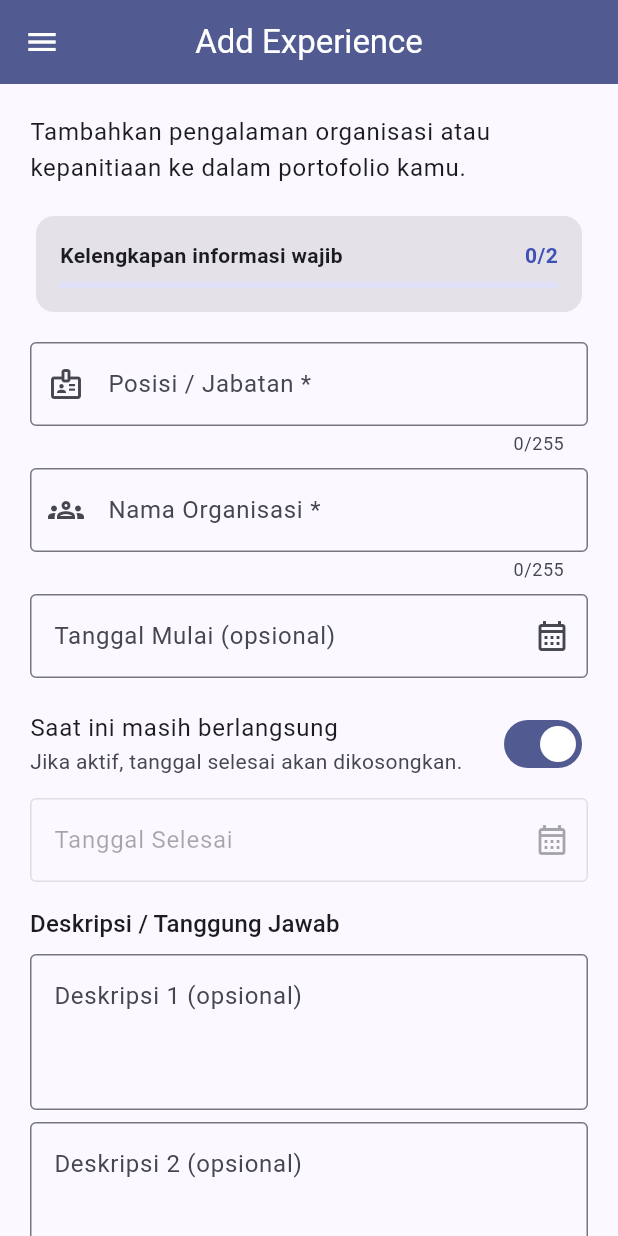
After one commit to seanve1/-myportofolio_mobile, a Flutter app: the ExperienceFormPage screen opened directly, on a phone screen of 412 x 824 dp. The commit adds this screen. Run offline on Flutter 3.47's test engine with Material 3 defaults, Android fonts, the phone set to English and light mode, and no system bars.

Commit message:
feat: add experience form with validation and responsive navigation

```diff
--- /dev/null
+++ b/lib/screens/experience_form.dart
@@ -0,0 +1,442 @@
+import 'package:flutter/material.dart';
+import 'package:myportofolio_mobile/widgets/left_drawer.dart';
+
+class ExperienceFormPage extends StatefulWidget {
+  const ExperienceFormPage({super.key});
+
+  @override
+  State<ExperienceFormPage> createState() => _ExperienceFormPageState();
+}
+
+class _ExperienceFormPageState extends State<ExperienceFormPage> {
+  final _formKey = GlobalKey<FormState>();
+
+  final _titleController = TextEditingController();
+  final _organizationController = TextEditingController();
+  final _description1Controller = TextEditingController();
+  final _description2Controller = TextEditingController();
+  final _description3Controller = TextEditingController();
+  final _thumbnailController = TextEditingController();
+  final _startedAtController = TextEditingController();
+  final _endedAtController = TextEditingController();
+
+  DateTime? _startedAt;
+  DateTime? _endedAt;
+
+  // ended_at == null berarti pengalaman masih berlangsung pada model Django.
+  bool _isOngoing = true;
+
+  int get _completedRequiredFields {
+    final titleComplete = _titleController.text.trim().isNotEmpty;
+    final organizationComplete = _organizationController.text.trim().isNotEmpty;
+    return (titleComplete ? 1 : 0) + (organizationComplete ? 1 : 0);
+  }
+
+  @override
+  void dispose() {
+    _titleController.dispose();
+    _organizationController.dispose();
+    _description1Controller.dispose();
+    _description2Controller.dispose();
+    _description3Controller.dispose();
+    _thumbnailController.dispose();
+    _startedAtController.dispose();
+    _endedAtController.dispose();
+    super.dispose();
+  }
+
+  String? _validateRequiredText(String? value, String label) {
+    final text = value?.trim() ?? '';
+    if (text.isEmpty) {
+      return '$label wajib diisi.';
+    }
+    if (text.length > 255) {
+      return '$label maksimal 255 karakter.';
+    }
+    return null;
+  }
+
+  String? _validateThumbnail(String? value) {
+    final url = value?.trim() ?? '';
+    if (url.isEmpty) return null;
+
+    if (url.length > 200) {
+      return 'URL logo maksimal 200 karakter.';
+    }
+
+    final uri = Uri.tryParse(url);
+    final validScheme =
+        uri != null &&
+        (uri.scheme == 'http' || uri.scheme == 'https') &&
+        uri.hasAuthority &&
+        uri.host.isNotEmpty;
+
+    if (!validScheme) {
+      return 'Masukkan URL logo yang valid (http:// atau https://).';
+    }
+    return null;
+  }
+
+  String? _validateEndDate(String? value) {
+    if (_isOngoing) return null;
+
+    if (_endedAt == null) {
+      return 'Pilih tanggal selesai atau tandai masih berlangsung.';
+    }
+
+    if (_startedAt != null && _endedAt!.isBefore(_startedAt!)) {
+      return 'Tanggal selesai tidak boleh sebelum tanggal mulai.';
+    }
+    return null;
+  }
+
+  Future<void> _pickDate({required bool isStartDate}) async {
+    final currentValue = isStartDate ? _startedAt : _endedAt;
+    final pickedDate = await showDatePicker(
+      context: context,
+      initialDate: currentValue ?? DateTime.now(),
+      firstDate: DateTime(1950),
+      lastDate: DateTime(2100),
+      helpText: isStartDate ? 'Pilih tanggal mulai' : 'Pilih tanggal selesai',
+    );
+
+    if (pickedDate == null || !mounted) return;
+
+    setState(() {
+      if (isStartDate) {
+        _startedAt = pickedDate;
+        _startedAtController.text = _formatDate(pickedDate);
+      } else {
+        _endedAt = pickedDate;
+        _endedAtController.text = _formatDate(pickedDate);
+      }
+    });
+  }
+
+  String _formatDate(DateTime? date) {
+    if (date == null) return 'Belum ditentukan';
+    final day = date.day.toString().padLeft(2, '0');
+    final month = date.month.toString().padLeft(2, '0');
+    return '$day/$month/${date.year}';
+  }
+
+  Widget _buildDateField({
+    required String label,
+    required TextEditingController controller,
+    required VoidCallback onTap,
+    String? Function(String?)? validator,
+    bool enabled = true,
+  }) {
+    return TextFormField(
+      controller: controller,
+      readOnly: true,
+      enabled: enabled,
+      onTap: enabled ? onTap : null,
+      validator: validator,
+      decoration: InputDecoration(
+        labelText: label,
+        hintText: 'Pilih tanggal',
+        border: const OutlineInputBorder(),
+        suffixIcon: const Icon(Icons.calendar_month_outlined),
+      ),
+    );
+  }
+
+  Widget _buildSummaryItem(String label, String value) {
+    return Padding(
+      padding: const EdgeInsets.only(bottom: 12),
+      child: Column(
+        crossAxisAlignment: CrossAxisAlignment.start,
+        children: [
+          Text(
+            label,
+            style: const TextStyle(
+              fontWeight: FontWeight.bold,
+              color: Colors.indigo,
+            ),
+          ),
+          const SizedBox(height: 3),
+          Text(value.isEmpty ? 'Tidak diisi' : value),
+        ],
+      ),
+    );
+  }
+
+  void _saveExperience() {
+    if (!_formKey.currentState!.validate()) return;
+
+    final period = _isOngoing
+        ? '${_formatDate(_startedAt)} – Sekarang'
+        : '${_formatDate(_startedAt)} – ${_formatDate(_endedAt)}';
+
+    showDialog<void>(
+      context: context,
+      builder: (dialogContext) => AlertDialog(
+        title: const Row(
+          children: [
+            Icon(Icons.work_history_outlined, color: Colors.indigo),
+            SizedBox(width: 8),
+            Expanded(child: Text('Ringkasan Experience')),
+          ],
+        ),
+        content: ConstrainedBox(
+          constraints: const BoxConstraints(maxWidth: 420),
+          child: SingleChildScrollView(
+            child: Column(
+              mainAxisSize: MainAxisSize.min,
+              crossAxisAlignment: CrossAxisAlignment.start,
+              children: [
+                _buildSummaryItem('Posisi', _titleController.text.trim()),
+                _buildSummaryItem(
+                  'Organisasi',
+                  _organizationController.text.trim(),
+                ),
+                _buildSummaryItem('Periode', period),
+                _buildSummaryItem(
+                  'Deskripsi 1',
+                  _description1Controller.text.trim(),
+                ),
+                _buildSummaryItem(
+                  'Deskripsi 2',
+                  _description2Controller.text.trim(),
+                ),
+                _buildSummaryItem(
+                  'Deskripsi 3',
+                  _description3Controller.text.trim(),
+                ),
+                _buildSummaryItem('URL Logo', _thumbnailController.text.trim()),
+                _buildSummaryItem(
+                  'Status',
+                  _isOngoing ? 'Sedang berlangsung' : 'Selesai',
+                ),
+              ],
+            ),
+          ),
+        ),
+        actions: [
+          TextButton(
+            onPressed: () => Navigator.pop(dialogContext),
+            child: const Text('Tutup'),
+          ),
+        ],
+      ),
+    );
+  }
+
+  @override
+  Widget build(BuildContext context) {
+    final progress = _completedRequiredFields / 2;
+
+    return Scaffold(
+      appBar: AppBar(
+        title: const Text('Add Experience'),
+        centerTitle: true,
+        backgroundColor: Theme.of(context).colorScheme.primary,
+        foregroundColor: Colors.white,
+      ),
+      drawer: const LeftDrawer(),
+      body: Form(
+        key: _formKey,
+        child: SingleChildScrollView(
+          keyboardDismissBehavior: ScrollViewKeyboardDismissBehavior.onDrag,
+          child: Center(
+            child: ConstrainedBox(
+              constraints: const BoxConstraints(maxWidth: 680),
+              child: Padding(
+                padding: const EdgeInsets.all(20),
+                child: Column(
+                  crossAxisAlignment: CrossAxisAlignment.stretch,
+                  children: [
+                    Text(
+                      'Tambahkan pengalaman organisasi atau kepanitiaan '
+                      'ke dalam portofolio kamu.',
+                      style: Theme.of(context).textTheme.bodyLarge,
+                    ),
+                    const SizedBox(height: 16),
+                    Card(
+                      elevation: 0,
+                      color: Theme.of(context)
+                          .colorScheme
+                          .surfaceContainerHighest,
+                      child: Padding(
+                        padding: const EdgeInsets.all(16),
+                        child: Column(
+                          crossAxisAlignment: CrossAxisAlignment.start,
+                          children: [
+                            Row(
+                              mainAxisAlignment: MainAxisAlignment.spaceBetween,
+                              children: [
+                                // Expanded membuat label membungkus ke baris
+                                // berikutnya, bukan memaksa Row melebar.
+                                const Expanded(
+                                  child: Text(
+                                    'Kelengkapan informasi wajib',
+                                    softWrap: true,
+                                    style: TextStyle(
+                                      fontWeight: FontWeight.w600,
+                                    ),
+                                  ),
+                                ),
+                                const SizedBox(width: 8),
+                                Text(
+                                  '$_completedRequiredFields/2',
+                                  style: const TextStyle(
+                                    fontWeight: FontWeight.bold,
+                                    color: Colors.indigo,
+                                  ),
+                                ),
+                              ],
+                            ),
+                            const SizedBox(height: 8),
+                            LinearProgressIndicator(value: progress),
+                          ],
+                        ),
+                      ),
+                    ),
+                    const SizedBox(height: 16),
+                    TextFormField(
+                      key: const ValueKey('experience-title'),
+                      controller: _titleController,
+                      maxLength: 255,
+                      textInputAction: TextInputAction.next,
+                      decoration: const InputDecoration(
+                        labelText: 'Posisi / Jabatan *',
+                        hintText: 'Contoh: Vice Project Officer',
+                        border: OutlineInputBorder(),
+                        prefixIcon: Icon(Icons.badge_outlined),
+                      ),
+                      validator: (value) =>
+                          _validateRequiredText(value, 'Posisi / Jabatan'),
+                      onChanged: (_) => setState(() {}),
+                    ),
+                    const SizedBox(height: 8),
+                    TextFormField(
+                      key: const ValueKey('experience-organization'),
+                      controller: _organizationController,
+                      maxLength: 255,
+                      textInputAction: TextInputAction.next,
+                      decoration: const InputDecoration(
+                        labelText: 'Nama Organisasi *',
+                        hintText: 'Contoh: Open House Fasilkom UI 2026',
+                        border: OutlineInputBorder(),
+                        prefixIcon: Icon(Icons.groups_outlined),
+                      ),
+                      validator: (value) =>
+                          _validateRequiredText(value, 'Nama organisasi'),
+                      onChanged: (_) => setState(() {}),
+                    ),
+                    const SizedBox(height: 8),
+                    _buildDateField(
+                      label: 'Tanggal Mulai (opsional)',
+                      controller: _startedAtController,
+                      onTap: () => _pickDate(isStartDate: true),
+                    ),
+                    const SizedBox(height: 8),
+                    SwitchListTile(
+                      key: const ValueKey('experience-ongoing-switch'),
+                      contentPadding: EdgeInsets.zero,
+                      title: const Text('Saat ini masih berlangsung'),
+                      subtitle: const Text(
+                        'Jika aktif, tanggal selesai akan dikosongkan.',
+                      ),
+                      value: _isOngoing,
+                      onChanged: (value) {
+                        setState(() {
+                          _isOngoing = value;
+                          if (value) {
+                            _endedAt = null;
+                            _endedAtController.clear();
+                          }
+                        });
+                      },
+                    ),
+                    _buildDateField(
+                      label: 'Tanggal Selesai',
+                      controller: _endedAtController,
+                      onTap: () => _pickDate(isStartDate: false),
+                      validator: _validateEndDate,
+                      enabled: !_isOngoing,
+                    ),
+                    const SizedBox(height: 16),
+                    Text(
+                      'Deskripsi / Tanggung Jawab',
+                      style: Theme.of(context).textTheme.titleMedium,
+                    ),
+                    const SizedBox(height: 8),
+                    TextFormField(
+                      key: const ValueKey('experience-desc-1'),
+                      controller: _description1Controller,
+                      maxLines: 3,
+                      decoration: const InputDecoration(
+                        labelText: 'Deskripsi 1 (opsional)',
+                        hintText: 'Jelaskan tanggung jawab atau pencapaian',
+                        border: OutlineInputBorder(),
+                        alignLabelWithHint: true,
+                      ),
+                    ),
+                    const SizedBox(height: 8),
+                    TextFormField(
+                      key: const ValueKey('experience-desc-2'),
+                      controller: _description2Controller,
+                      maxLines: 3,
+                      decoration: const InputDecoration(
+                        labelText: 'Deskripsi 2 (opsional)',
+                        border: OutlineInputBorder(),
+                        alignLabelWithHint: true,
+                      ),
+                    ),
+                    const SizedBox(height: 8),
+                    TextFormField(
+                      key: const ValueKey('experience-desc-3'),
+                      controller: _description3Controller,
+                      maxLines: 3,
+                      decoration: const InputDecoration(
+                        labelText: 'Deskripsi 3 (opsional)',
+                        border: OutlineInputBorder(),
+                        alignLabelWithHint: true,
+                      ),
+                    ),
+                    const SizedBox(height: 8),
+                    TextFormField(
+                      key: const ValueKey('experience-thumbnail'),
+                      controller: _thumbnailController,
+                      maxLength: 200,
+                      keyboardType: TextInputType.url,
+                      textInputAction: TextInputAction.done,
+                      decoration: const InputDecoration(
+                        labelText: 'URL Logo Organisasi (opsional)',
+                        hintText: 'https://example.com/logo.png',
+                        border: OutlineInputBorder(),
+                        prefixIcon: Icon(Icons.image_outlined),
+                      ),
+                      validator: _validateThumbnail,
+                    ),
+                    const SizedBox(height: 20),
+                    SizedBox(
+                      height: 48,
+                      child: ElevatedButton.icon(
+                        onPressed: _saveExperience,
+                        icon: const Icon(Icons.save_outlined),
+                        label: const Text('Simpan Experience'),
+                        style: ElevatedButton.styleFrom(
+                          backgroundColor: Colors.indigo,
+                          foregroundColor: Colors.white,
+                        ),
+                      ),
+                    ),
+                    const SizedBox(height: 24),
+                    const Text(
+                      '* Wajib diisi. Data pada tugas ini ditampilkan dalam '
+                      'dialog dan belum dikirim ke database Django.',
+                      style: TextStyle(fontSize: 12, color: Colors.black54),
+                    ),
+                  ],
+                ),
+              ),
+            ),
+          ),
+        ),
+      ),
+    );
+  }
+}
```
Also changed, not shown: lib/screens/menu.dart (+42 -15 lines), lib/widgets/left_drawer.dart (+13 -0 lines), lib/widgets/project_card.dart (+4 -8 lines), 2 other files.
